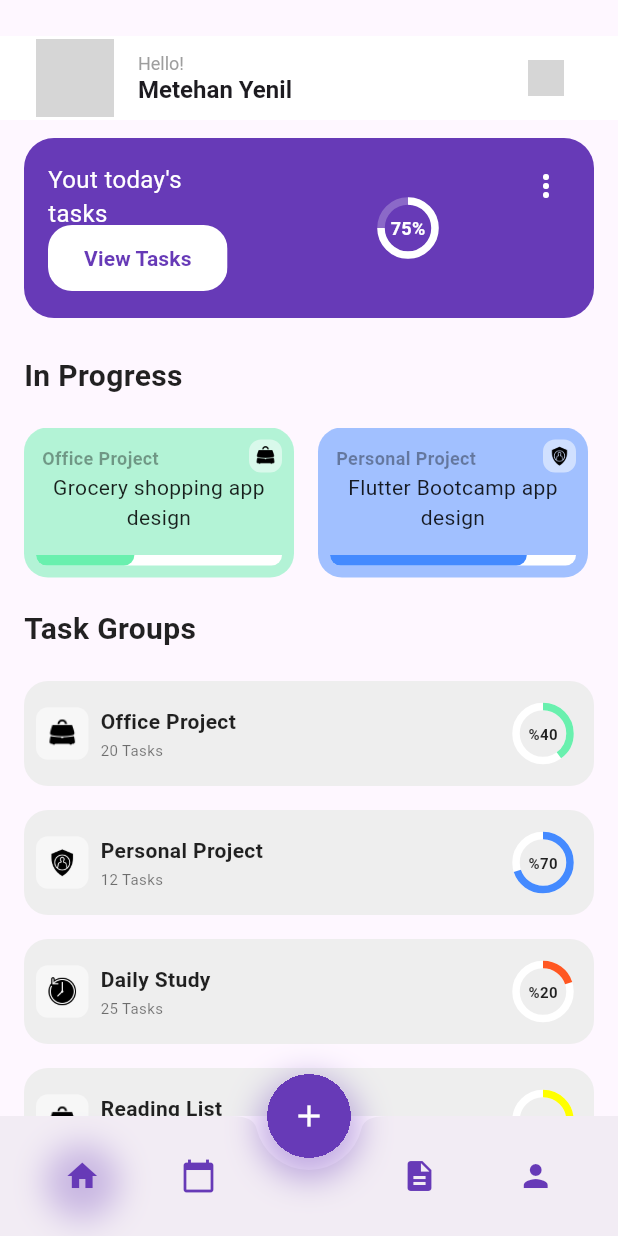
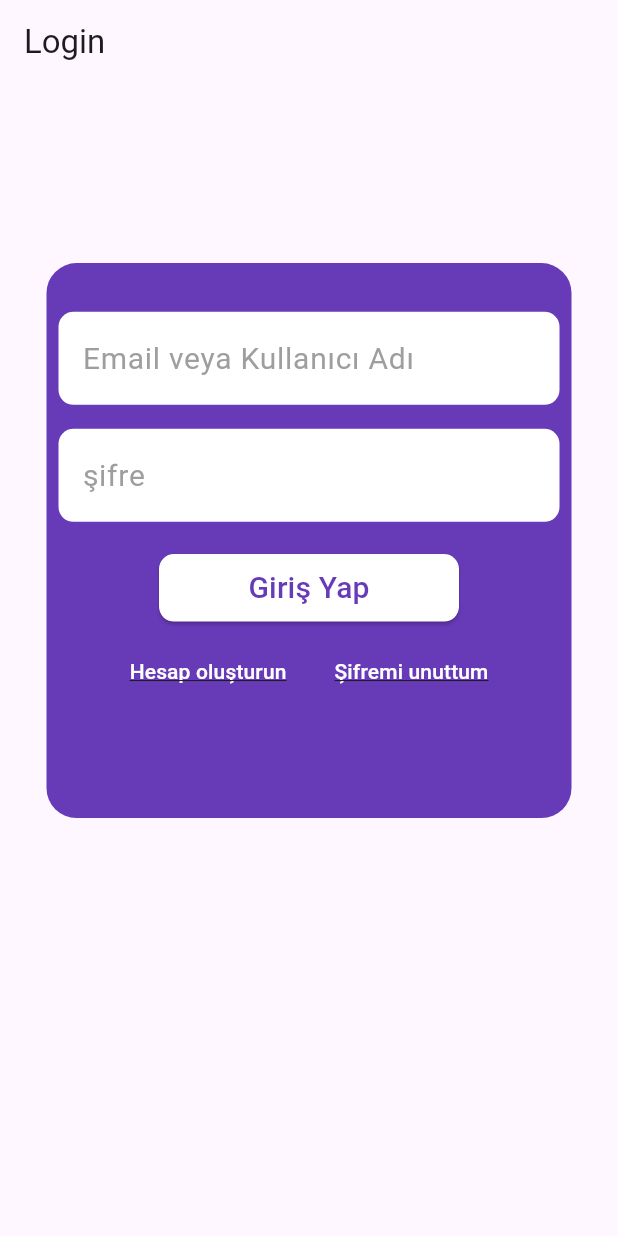
Before and after one commit to Metehan-Yenil/Flutter_apps, a Flutter app: the screen it shows after launch, on a phone screen of 412 x 824 dp. Run offline on Flutter 3.47's test engine with Material 3 defaults, Android fonts, the phone set to English and light mode, and no system bars; grey boxes are pictures that could not be loaded.

Commit message:
The design of login, registration and other pages has been added.

```diff
--- a/lib/anasayfa.dart
+++ b/lib/anasayfa.dart
@@ -1,4 +1,6 @@
 import 'package:flutter/material.dart';
+import 'package:taskly_anasayfa/calendar.dart';
+import 'package:taskly_anasayfa/profil.dart';
 
 class Anasayfa extends StatefulWidget {
   const Anasayfa({super.key});
@@ -1114,7 +1116,7 @@ class _AnasayfaState extends State<Anasayfa> {
               IconButton(
                 icon: Icon(Icons.calendar_today, color: Colors.deepPurple),
                 onPressed: () {
-                  // Arama butonu
+                  Navigator.push(context, MaterialPageRoute(builder: (context) => const Calendar()));
                 },
               ),
               SizedBox(width: 40),
@@ -1126,7 +1128,7 @@ class _AnasayfaState extends State<Anasayfa> {
               IconButton(
                 icon: Icon(Icons.person, color: Colors.deepPurple),
                 onPressed: () {
-                  // Profil butonu
+                  Navigator.push(context, MaterialPageRoute(builder: (context) =>const Profil()));
                 },
               ),
 
--- /dev/null
+++ b/lib/login.dart
@@ -0,0 +1,135 @@
+import 'package:flutter/material.dart';
+import 'package:taskly_anasayfa/register.dart';
+
+class Login extends StatelessWidget {
+  const Login({super.key});
+
+  @override
+  Widget build(BuildContext context) {
+    return Scaffold(
+      appBar: AppBar(
+        title: const Text('Login'),
+      ),
+      body: Stack(
+        children: [
+          Align(
+            alignment: const FractionalOffset(0.5, 0.3),
+            child: Container(
+              width: 350,
+              height: 370,
+              decoration: BoxDecoration(
+                color: Colors.deepPurple,
+                borderRadius: BorderRadius.circular(20),
+              ),
+              child: Align(
+                alignment: const Alignment(0, -0.5),
+                child: Column(
+                  mainAxisSize: MainAxisSize.min,
+                  children: [
+                    Padding(
+                      padding: const EdgeInsets.all(8.0),
+                      child: TextField(
+                        style: const TextStyle(
+                          color: Colors.white,
+                          fontSize: 20,
+                        ),
+                        decoration: InputDecoration(
+                          filled: true,
+                          fillColor: Colors.white,
+                          hintText: 'Email veya Kullanıcı Adı',
+                          hintStyle: const TextStyle(
+                            color: Colors.grey,
+                            fontSize: 20,
+                          ),
+                          border: OutlineInputBorder(
+                            borderRadius: BorderRadius.circular(10),
+                            borderSide: BorderSide.none,
+                          ),
+                        ),
+                      ),
+                    ),
+                    Padding(
+                      padding: const EdgeInsets.all(8.0),
+                      child: TextField(
+                        obscureText: true,
+                        style: const TextStyle(
+                          color: Colors.white,
+                          fontSize: 20,
+                        ),
+                        decoration: InputDecoration(
+                          filled: true,
+                          fillColor: Colors.white,
+                          hintText: 'şifre',
+                          hintStyle: const TextStyle(
+                            color: Colors.grey,
+                            fontSize: 20,
+                          ),
+                          border: OutlineInputBorder(
+                            borderRadius: BorderRadius.circular(10),
+                            borderSide: BorderSide.none,
+                          ),
+                        ),
+                      ),
+                    ),
+                    const SizedBox(height: 12),
+                    ElevatedButton(
+                      style: ElevatedButton.styleFrom(
+                        backgroundColor: Colors.white,
+                        foregroundColor: Colors.deepPurple,
+                        shape: RoundedRectangleBorder(
+                          borderRadius: BorderRadius.circular(10),
+                        ),
+                        minimumSize: const Size(200, 45),
+                      ),
+                      onPressed: () {
+
+                        Navigator.pushReplacementNamed(context, '/anasayfa');
+                      },
+                      child: const Text(
+                        'Giriş Yap',
+                        style: TextStyle(fontSize: 20),
+                      ),
+                    ),
+                    const SizedBox(height: 8),
+                    Row(
+                      mainAxisAlignment: MainAxisAlignment.center,
+                      children: [
+                        TextButton(
+                          onPressed: () {
+                            Navigator.push(context, MaterialPageRoute(builder: (context) => const Register()));
+                          },
+                          child: const Text(
+                            'Hesap oluşturun',
+                            style: TextStyle(
+                              color: Colors.white,
+                              fontSize: 14,
+                              decoration: TextDecoration.underline,
+                            ),
+                          ),
+                        ),
+                        const SizedBox(width: 8),
+                        TextButton(
+                          onPressed: () {
+                            // Şifremi unuttum sayfası
+                          },
+                          child: const Text(
+                            'Şifremi unuttum',
+                            style: TextStyle(
+                              color: Colors.white,
+                              fontSize: 14,
+                              decoration: TextDecoration.underline,
+                            ),
+                          ),
+                        ),
+                      ],
+                    ),
+                  ],
+                ),
+              ),
+            ),
+          ),
+        ],
+      ),
+    );
+  }
+}
--- a/lib/main.dart
+++ b/lib/main.dart
@@ -1,5 +1,9 @@
 import 'package:flutter/material.dart';
 import 'package:taskly_anasayfa/anasayfa.dart';
+import 'package:taskly_anasayfa/calendar.dart';
+import 'package:taskly_anasayfa/login.dart';
+import 'package:taskly_anasayfa/profil.dart';
+import 'package:taskly_anasayfa/register.dart';
 
 void main() {
   runApp(const MyApp());
@@ -14,11 +18,21 @@ class MyApp extends StatelessWidget {
     return MaterialApp(
       title: 'Flutter Demo',
       debugShowCheckedModeBanner: false,
+      initialRoute: '/',
+      routes: {
+
+        '/anasayfa': (context) => const Anasayfa(),
+        '/profil': (context) => const Profil(),
+        '/login': (context) => const Login(),
+        '/register': (context) => const Register(),
+        '/calendar': (context) => const Calendar(),
+
+      },
       theme: ThemeData(
 
         colorScheme: ColorScheme.fromSeed(seedColor: Colors.deepPurple),
       ),
-      home: const Anasayfa(),
+      home: const Login(),
     );
   }
 }
```
Also changed, not shown: lib/calendar.dart (added, +30 -0 lines), lib/mainScaffold.dart (added, +96 -0 lines), lib/profil.dart (added, +85 -0 lines), lib/register.dart (added, +80 -0 lines), lib/addtask.dart (added), lib/documents.dart (added).
